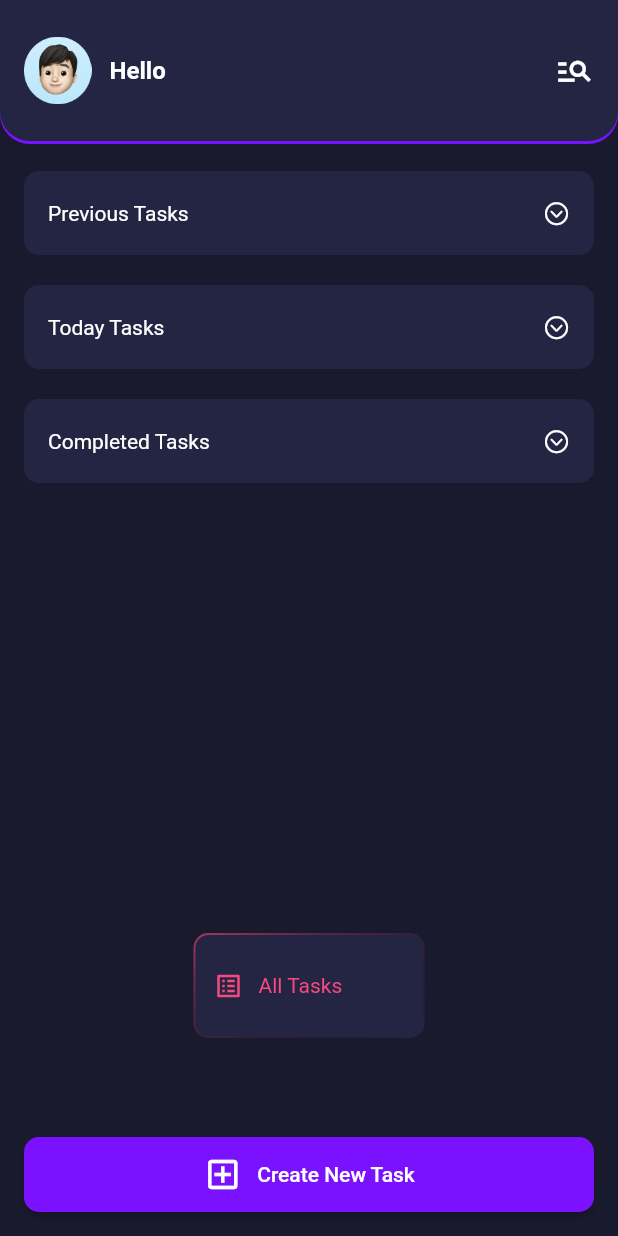
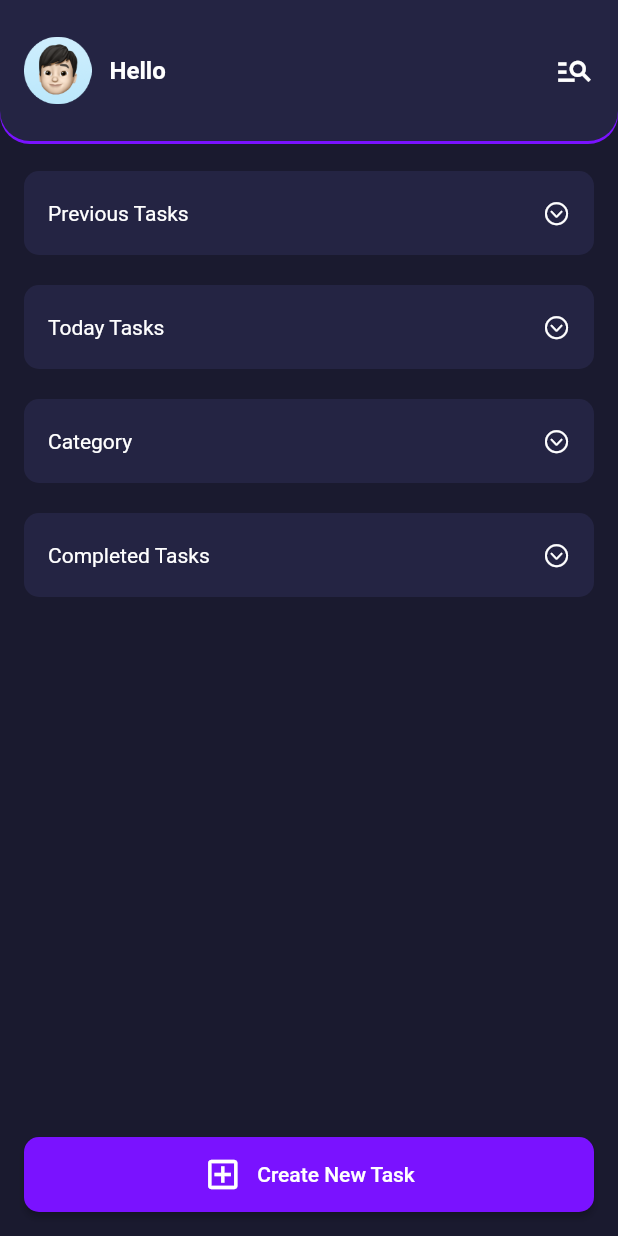
Before and after one commit to KarimHesham23/To-Do-List-Project, a Flutter app: the TasksView screen opened directly, on a phone screen of 412 x 824 dp. Run offline on Flutter 3.47's test engine with Material 2 defaults, Android fonts, the phone set to English and light mode, and no system bars; our stand-ins replace animated_text_kit, flutter_bloc, font_awesome_flutter, get_it, go_router, google_fonts and 3 more; accounts and stored records are empty.

Commit message:
add category tile and finish ui first screen

```diff
--- /dev/null
+++ b/to_do_list_app/lib/core/models/category_model.dart
@@ -0,0 +1,9 @@
+import 'package:flutter/material.dart';
+
+class CategoryModel {
+  final String categoryName;
+  final IconData icon;
+  final Color color;
+  CategoryModel(
+      {required this.categoryName, required this.icon, required this.color});
+}
--- a/to_do_list_app/lib/core/widgets/custom_app_bar.dart
+++ b/to_do_list_app/lib/core/widgets/custom_app_bar.dart
@@ -4,13 +4,20 @@ import 'package:to_do_list_app/core/utils/assets.dart';
 import 'package:to_do_list_app/core/utils/styles.dart';
 import 'package:to_do_list_app/core/widgets/custom_frame_app_bar.dart';
 
-class CustomAppBar extends StatelessWidget {
+class CustomAppBar extends StatefulWidget {
   const CustomAppBar({super.key});
 
   @override
+  State<CustomAppBar> createState() => _CustomAppBarState();
+}
+
+class _CustomAppBarState extends State<CustomAppBar> {
+  bool checkSearch = true;
+  @override
   Widget build(BuildContext context) {
     return CustomFrameAppBar(
-      child: Row(
+      child: checkSearch
+          ? Row(
               children: [
                 Image.asset(
                   AssetsApp.userIcon,
@@ -26,13 +33,60 @@ class CustomAppBar extends StatelessWidget {
                 ),
                 const Spacer(),
                 GestureDetector(
-            onTap: () {},
+                  onTap: () {
+                    checkSearch = false;
+                    setState(() {});
+                  },
                   child: const Icon(
                     Icons.manage_search,
                     size: 26,
                   ),
                 )
               ],
+            )
+          : TextField(
+              onChanged: (value) {},
+              decoration: InputDecoration(
+                filled: true,
+                fillColor: kPrimaryColor,
+                hintText: "Search",
+                hintStyle: Styles.styleText14.copyWith(color: Colors.grey),
+                prefixIcon: IconButton(
+                  onPressed: () {},
+                  icon: const Icon(
+                    Icons.arrow_back,
+                    size: 26,
+                  ),
+                ),
+                prefixIconColor: Colors.white,
+                suffixIconColor: Colors.white,
+                suffixIcon: IconButton(
+                  onPressed: () {
+                    setState(() {
+                      checkSearch = true;
+                    });
+                  },
+                  icon: const Icon(
+                    Icons.manage_search,
+                    size: 26,
+                  ),
+                ),
+                border: OutlineInputBorder(
+                  borderRadius: BorderRadius.circular(10),
+                ),
+                enabledBorder: OutlineInputBorder(
+                  borderRadius: BorderRadius.circular(10),
+                  borderSide: const BorderSide(
+                    color: Colors.transparent,
+                  ),
+                ),
+                focusedBorder: OutlineInputBorder(
+                  borderRadius: BorderRadius.circular(10),
+                  borderSide: const BorderSide(
+                    color: kSpecialColor,
+                  ),
+                ),
+              ),
             ),
     );
   }
--- a/to_do_list_app/lib/core/widgets/custom_frame_app_bar.dart
+++ b/to_do_list_app/lib/core/widgets/custom_frame_app_bar.dart
@@ -22,7 +22,7 @@ class CustomFrameAppBar extends StatelessWidget {
               bottomLeft: Radius.circular(20),
               bottomRight: Radius.circular(20)),
         ),
-        child: child,
+        child: Center(child: child),
       ),
     );
   }
--- /dev/null
+++ b/to_do_list_app/lib/features/tasks/presentation/views/widgets/category_expansion_tile.dart
@@ -0,0 +1,110 @@
+import 'package:flutter/cupertino.dart';
+import 'package:flutter/material.dart';
+import 'package:to_do_list_app/constants.dart';
+import 'package:to_do_list_app/core/models/category_model.dart';
+import 'package:to_do_list_app/core/utils/styles.dart';
+import 'package:to_do_list_app/features/tasks/presentation/views/widgets/category_item.dart';
+
+class CategoryExpansionTile extends StatefulWidget {
+  const CategoryExpansionTile({super.key});
+
+  @override
+  State<CategoryExpansionTile> createState() => _TasksTileState();
+}
+
+class _TasksTileState extends State<CategoryExpansionTile> {
+  List<CategoryModel> categories = [
+    CategoryModel(
+        categoryName: "All Tasks",
+        icon: Icons.list_alt_outlined,
+        color: const Color(0xffF44A7F)),
+    CategoryModel(
+      categoryName: "Work",
+      icon: Icons.work_outline,
+      color: const Color(0xff4586EE),
+    ),
+    CategoryModel(
+        categoryName: "Personal",
+        icon: Icons.personal_injury_outlined,
+        color: const Color(0xffF6B707)),
+    CategoryModel(
+        categoryName: "Birthday",
+        icon: Icons.cake_outlined,
+        color: const Color(0xffC082FD)),
+    CategoryModel(
+        categoryName: "Wishlist",
+        icon: Icons.note_alt,
+        color: const Color(0xff34B467)),
+    CategoryModel(
+      categoryName: "Another",
+      icon: Icons.info,
+      color: Colors.grey,
+    ),
+  ];
+  bool expanded = false;
+
+  @override
+  Widget build(BuildContext context) {
+    return Padding(
+      padding: const EdgeInsets.symmetric(horizontal: 16),
+      child: ExpansionTile(
+        childrenPadding: EdgeInsets.zero,
+        title: Text(
+          "Category",
+          style: Styles.styleText14,
+        ),
+        trailing: Icon(
+          expanded
+              ? CupertinoIcons.chevron_up_circle
+              : CupertinoIcons.chevron_down_circle,
+          size: 18,
+        ),
+        onExpansionChanged: (value) {
+          setState(() {
+            expanded = value;
+          });
+        },
+        backgroundColor: kSecondaryColor,
+        collapsedBackgroundColor: kSecondaryColor,
+        shape: RoundedRectangleBorder(
+          borderRadius: BorderRadius.circular(10),
+        ),
+        collapsedShape: RoundedRectangleBorder(
+          borderRadius: BorderRadius.circular(10),
+        ),
+        iconColor: Colors.white,
+        collapsedIconColor: Colors.white,
+        textColor: Colors.white,
+        children: childrenWidgets,
+      ),
+    );
+  }
+
+  List<Widget> get childrenWidgets {
+    return [
+      Container(
+        height: 10,
+        color: kPrimaryColor,
+      ),
+      Container(
+        color: kPrimaryColor,
+        child: GridView.builder(
+          padding: EdgeInsets.zero,
+          physics: const ClampingScrollPhysics(),
+          shrinkWrap: true,
+          gridDelegate: const SliverGridDelegateWithFixedCrossAxisCount(
+            crossAxisSpacing: 20,
+            childAspectRatio: 4 / 1.9,
+            crossAxisCount: 2,
+          ),
+          itemCount: 6,
+          itemBuilder: (context, index) {
+            return CategoryItem(
+              category: categories[index],
+            );
+          },
+        ),
+      )
+    ];
+  }
+}
--- a/to_do_list_app/lib/features/tasks/presentation/views/widgets/category_item.dart
+++ b/to_do_list_app/lib/features/tasks/presentation/views/widgets/category_item.dart
@@ -1,26 +1,31 @@
 import 'package:flutter/material.dart';
 import 'package:gradient_borders/box_borders/gradient_box_border.dart';
 import 'package:to_do_list_app/constants.dart';
+import 'package:to_do_list_app/core/models/category_model.dart';
 import 'package:to_do_list_app/core/utils/styles.dart';
 
 class CategoryItem extends StatelessWidget {
-  const CategoryItem({super.key});
+  const CategoryItem({super.key, required this.category});
+  final CategoryModel category;
 
   @override
   Widget build(BuildContext context) {
     return Container(
+      padding: const EdgeInsets.symmetric(vertical: 5),
+      color: kPrimaryColor,
+      child: Container(
         padding: const EdgeInsets.only(left: 12),
         height: 70,
         width: 154,
         decoration: BoxDecoration(
           color: kSecondaryColor,
           borderRadius: BorderRadius.circular(10),
-        border: const GradientBoxBorder(
+          border: GradientBoxBorder(
             gradient: LinearGradient(
-            begin: Alignment(-1, -2), // Start from top-left corner
-            end: Alignment(0, 2),
+              begin: const Alignment(-1, -2), // Start from top-left corner
+              end: const Alignment(0, 2),
               colors: [
-              Color(0xffF44A7F),
+                category.color,
                 Colors.transparent,
               ],
             ),
@@ -30,22 +35,23 @@ class CategoryItem extends StatelessWidget {
         child: Row(
           mainAxisSize: MainAxisSize.min,
           children: [
-          const Icon(
-            Icons.list_alt_outlined,
+            Icon(
+              category.icon,
               size: 20,
-            color: Color(0xffF44A7F),
+              color: category.color,
             ),
             const SizedBox(
               width: 10,
             ),
             Text(
-            "All Tasks",
+              category.categoryName,
               style: Styles.styleText14.copyWith(
-              color: const Color(0xffF44A7F),
+                color: category.color,
               ),
             ),
           ],
         ),
+      ),
     );
   }
 }
--- a/to_do_list_app/lib/features/tasks/presentation/views/widgets/task_view_body.dart
+++ b/to_do_list_app/lib/features/tasks/presentation/views/widgets/task_view_body.dart
@@ -1,8 +1,8 @@
 import 'package:flutter/material.dart';
 import 'package:to_do_list_app/core/widgets/custom_app_bar.dart';
-import 'package:to_do_list_app/features/tasks/presentation/views/widgets/category_item.dart';
+import 'package:to_do_list_app/features/tasks/presentation/views/widgets/category_expansion_tile.dart';
 import 'package:to_do_list_app/features/tasks/presentation/views/widgets/new_task_button.dart';
-import 'package:to_do_list_app/features/tasks/presentation/views/widgets/tasks_tile.dart';
+import 'package:to_do_list_app/features/tasks/presentation/views/widgets/tasks_expansion_tile.dart';
 
 class TaskViewBody extends StatelessWidget {
   const TaskViewBody({super.key});
@@ -20,27 +20,27 @@ class TaskViewBody extends StatelessWidget {
             padding: EdgeInsets.zero,
             physics: const BouncingScrollPhysics(),
             children: const [
-              TasksTile(
+              TasksExpansionTile(
                 titleTasks: "Previous Tasks",
               ),
               SizedBox(
                 height: 20,
               ),
-              TasksTile(
+              TasksExpansionTile(
                 titleTasks: "Today Tasks",
               ),
               SizedBox(
                 height: 20,
               ),
-              TasksTile(
+              CategoryExpansionTile(),
+              SizedBox(
+                height: 20,
+              ),
+              TasksExpansionTile(
                 titleTasks: "Completed Tasks",
               ),
             ],
           ),
-        ),
-        const CategoryItem(),
-        const SizedBox(
-          height: 50,
         ),
         const NewTaskButton()
       ],
--- a/to_do_list_app/lib/features/tasks/presentation/views/widgets/tasks_tile.dart
+++ b/to_do_list_app/lib/features/tasks/presentation/views/widgets/tasks_expansion_tile.dart
@@ -4,15 +4,15 @@ import 'package:to_do_list_app/constants.dart';
 import 'package:to_do_list_app/core/utils/styles.dart';
 import 'package:to_do_list_app/features/tasks/presentation/views/widgets/tasks_item.dart';
 
-class TasksTile extends StatefulWidget {
-  const TasksTile({super.key, required this.titleTasks});
+class TasksExpansionTile extends StatefulWidget {
+  const TasksExpansionTile({super.key, required this.titleTasks});
   final String titleTasks;
 
   @override
-  State<TasksTile> createState() => _TasksTileState();
+  State<TasksExpansionTile> createState() => _TasksExpansionTileState();
 }
 
-class _TasksTileState extends State<TasksTile> {
+class _TasksExpansionTileState extends State<TasksExpansionTile> {
   bool expanded = false;
   bool expandedText = false;
 
```
Lines whose indentation alone changed are shown as unchanged.
